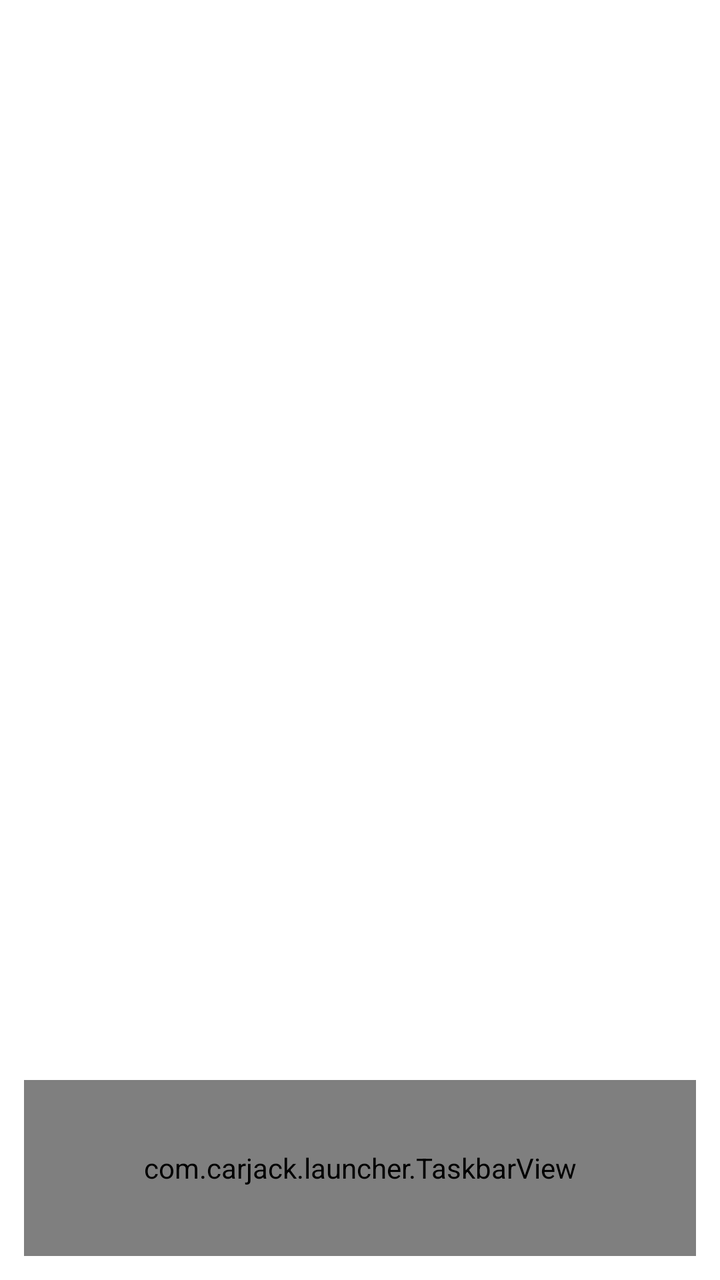
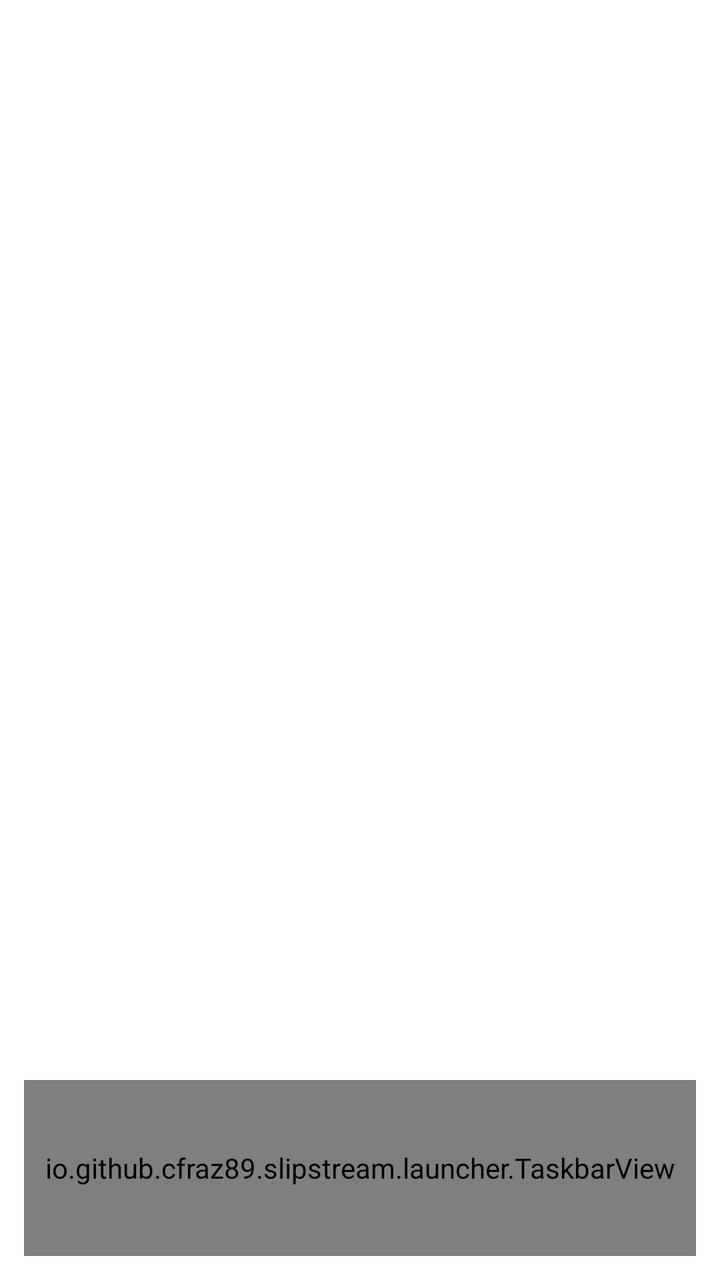

Before-and-after screenshots of an Android layout around one commit, followed by the original layout XML and the change that was made.
<!-- AndroidManifest.xml: fallback theme Theme.MaterialComponents.DayNight.NoActionBar -->
<!-- res/layout/activity_home.xml -->
<?xml version="1.0" encoding="utf-8"?>
<FrameLayout xmlns:android="http://schemas.android.com/apk/res/android"
    android:layout_width="match_parent"
    android:layout_height="match_parent">

    
    <ImageView
        android:id="@+id/wallpaper"
        android:layout_width="match_parent"
        android:layout_height="match_parent"
        android:scaleType="centerCrop"
        android:importantForAccessibility="no" />

    <LinearLayout
        android:layout_width="match_parent"
        android:layout_height="match_parent"
        android:orientation="vertical"
        android:fitsSystemWindows="true">

        <GridLayout
            android:id="@+id/shortcut_grid"
            android:layout_width="match_parent"
            android:layout_height="0dp"
            android:layout_weight="1"
            android:padding="@dimen/grid_padding"
            android:useDefaultMargins="false" />

        
        <com.carjack.launcher.TaskbarView
            android:id="@+id/taskbar"
            android:layout_width="match_parent"
            android:layout_height="@dimen/taskbar_height"
            android:layout_marginStart="@dimen/taskbar_margin"
            android:layout_marginEnd="@dimen/taskbar_margin"
            android:layout_marginBottom="@dimen/taskbar_margin"
            android:background="@drawable/taskbar_background" />
    </LinearLayout>
</FrameLayout>
<!-- resources referenced by this layout -->
<resources>
  <dimen name="grid_padding">16dp</dimen>
  <dimen name="taskbar_height">88dp</dimen>
  <dimen name="taskbar_margin">12dp</dimen>
  <!-- drawable taskbar_background (drawable) -->
  <?xml version="1.0" encoding="utf-8"?>
  <shape xmlns:android="http://schemas.android.com/apk/res/android"
      android:shape="rectangle">
      <solid android:color="@color/taskbar" />
      <corners android:radius="@dimen/taskbar_corner_radius" />
  </shape>
  <dimen name="taskbar_corner_radius">44dp</dimen>
</resources>

<!-- the commit's change to res/layout/activity_home.xml (unified diff, before → after) -->
@@ -26,7 +26,7 @@
             android:useDefaultMargins="false" />
 
         
-        <com.carjack.launcher.TaskbarView
+        <io.github.cfraz89.slipstream.launcher.TaskbarView
             android:id="@+id/taskbar"
             android:layout_width="match_parent"
             android:layout_height="@dimen/taskbar_height"
